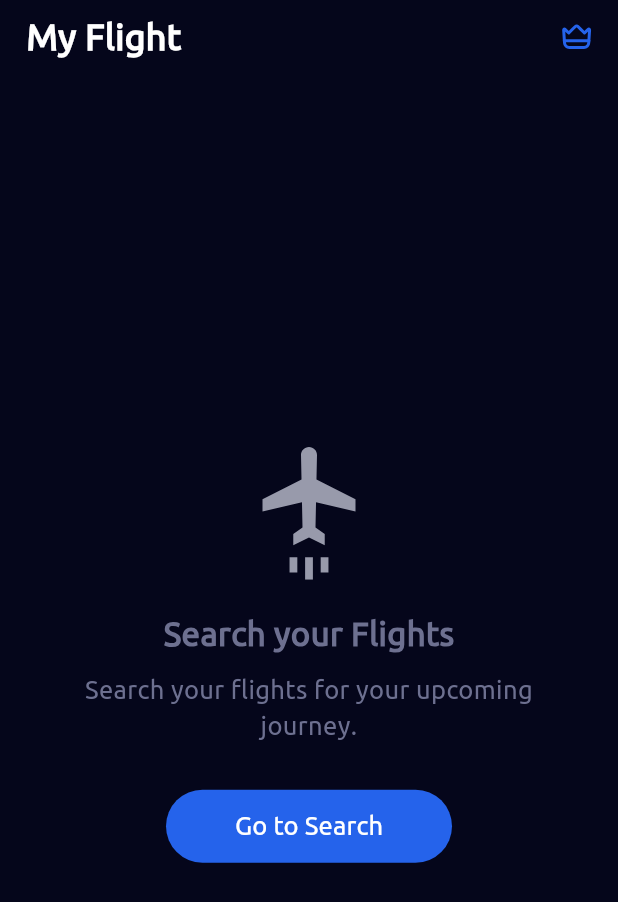
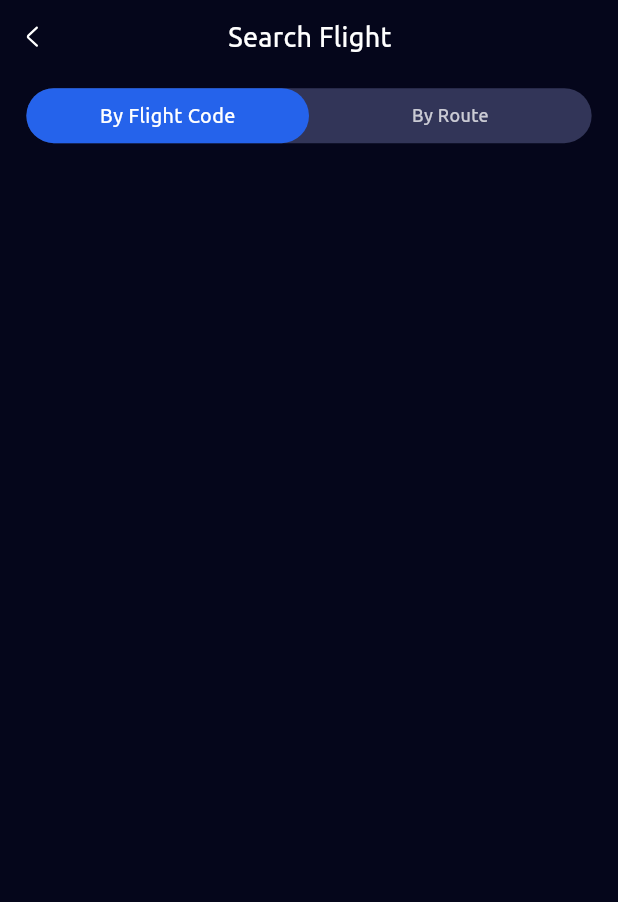
Before and after one commit to s0urav-hald3r/live_flight_tracker, a Flutter app: the MyFlightsView screen opened directly, after a tap on "Go to Search", on a phone screen of 412 x 824 dp. Shown: the top 902 px of the screen. Run offline on Flutter 3.47's test engine with Material 3 defaults, Android fonts, the phone set to English and light mode, and no system bars; drawn by our look-alikes of animated_toggle_switch; our stand-ins replace dio, flutter_advanced_switch, flutter_native_splash, flutter_svg, get, get_storage and 2 more; missing offline and left inert: fadingpageview, purchases_flutter; accounts and stored records are empty.

Commit message:
search flight toggle button added

```diff
--- /dev/null
+++ b/lib/components/search_toggle.dart
@@ -0,0 +1,62 @@
+import 'package:animated_toggle_switch/animated_toggle_switch.dart';
+import 'package:flutter/material.dart';
+import 'package:get/get.dart';
+import 'package:live_flight_tracker/config/colors.dart';
+import 'package:live_flight_tracker/controllers/home_controller.dart';
+import 'package:live_flight_tracker/utils/extension.dart';
+
+class SearchToggle extends StatelessWidget {
+  const SearchToggle({super.key});
+
+  @override
+  Widget build(BuildContext context) {
+    final controller = HomeController.instance;
+
+    return Obx(() {
+      return AnimatedToggleSwitch<int>.size(
+        textDirection: TextDirection.rtl,
+        current: controller.searchToggleIndex,
+        values: const [0, 1],
+        iconOpacity: .75,
+        selectedIconScale: 1.1,
+        height: 40.h,
+        indicatorSize:
+            Size.fromWidth((MediaQuery.of(context).size.width - 32.w) / 2),
+        iconBuilder: (index) {
+          return [
+            const Text(
+              'By Flight Code',
+              style: TextStyle(
+                fontWeight: FontWeight.w500,
+                fontSize: 12,
+                color: whiteColor,
+              ),
+            ),
+            const Text(
+              'By Route',
+              style: TextStyle(
+                fontWeight: FontWeight.w500,
+                fontSize: 12,
+                color: whiteColor,
+              ),
+            ),
+          ][index];
+        },
+        iconAnimationType: AnimationType.onHover,
+        style: ToggleStyle(
+          borderColor: Colors.transparent,
+          borderRadius: BorderRadius.circular(40.0),
+        ),
+        styleBuilder: (i) {
+          return const ToggleStyle(
+            indicatorColor: primaryColor,
+            backgroundColor: Color(0xFF323558),
+          );
+        },
+        onChanged: (i) {
+          controller.searchToggleIndex = i;
+        },
+      );
+    });
+  }
+}
--- a/lib/controllers/home_controller.dart
+++ b/lib/controllers/home_controller.dart
@@ -57,6 +57,7 @@ class HomeController extends GetxController {
   final RxInt _onboardingIndex = 0.obs;
   final RxInt _homeIndex = 0.obs;
   final RxInt _selectedPlaneIndex = 0.obs;
+  final RxInt _searchToggleIndex = 0.obs;
   final Rx<Plan> _selectedPlan = Plan.WEEKLY.obs;
   final Rx<Speed> _selectedSpeed = Speed.KPH.obs;
   final Rx<Distance> _selectedDistance = Distance.KM.obs;
@@ -67,6 +68,7 @@ class HomeController extends GetxController {
   int get onboardingIndex => _onboardingIndex.value;
   int get homeIndex => _homeIndex.value;
   int get selectedPlaneIndex => _selectedPlaneIndex.value;
+  int get searchToggleIndex => _searchToggleIndex.value;
   Plan get selectedPlan => _selectedPlan.value;
   Speed get selectedSpeed => _selectedSpeed.value;
   Distance get selectedDistance => _selectedDistance.value;
@@ -77,6 +79,7 @@ class HomeController extends GetxController {
   set onboardingIndex(value) => _onboardingIndex.value = value;
   set homeIndex(value) => _homeIndex.value = value;
   set selectedPlaneIndex(value) => _selectedPlaneIndex.value = value;
+  set searchToggleIndex(value) => _searchToggleIndex.value = value;
   set selectedPlan(value) => _selectedPlan.value = value;
   set selectedSpeed(value) => _selectedSpeed.value = value;
   set selectedDistance(value) => _selectedDistance.value = value;
--- a/lib/views/my_flights_view.dart
+++ b/lib/views/my_flights_view.dart
@@ -7,6 +7,7 @@ import 'package:live_flight_tracker/controllers/settings_controller.dart';
 import 'package:live_flight_tracker/services/navigator_key.dart';
 import 'package:live_flight_tracker/utils/extension.dart';
 import 'package:live_flight_tracker/views/premium_view.dart';
+import 'package:live_flight_tracker/views/search_flights_view.dart';
 
 class MyFlightsView extends StatelessWidget {
   const MyFlightsView({super.key});
@@ -88,7 +89,9 @@ class MyFlightsView extends StatelessWidget {
                             color: whiteColor,
                           ),
                         ),
-                        onPressed: () {},
+                        onPressed: () {
+                          NavigatorKey.push(const SearchFlightsView());
+                        },
                       ),
                     ),
                   ]),
--- /dev/null
+++ b/lib/views/search_flights_view.dart
@@ -0,0 +1,53 @@
+import 'package:flutter/material.dart';
+import 'package:flutter_svg/flutter_svg.dart';
+import 'package:live_flight_tracker/components/search_toggle.dart';
+import 'package:live_flight_tracker/config/colors.dart';
+import 'package:live_flight_tracker/config/icons.dart';
+import 'package:live_flight_tracker/services/navigator_key.dart';
+import 'package:live_flight_tracker/utils/extension.dart';
+
+class SearchFlightsView extends StatelessWidget {
+  const SearchFlightsView({super.key});
+
+  @override
+  Widget build(BuildContext context) {
+    return Scaffold(
+      body: SizedBox(
+        width: MediaQuery.of(context).size.width,
+        height: MediaQuery.of(context).size.height,
+        child: Column(children: [
+          Container(
+            padding: EdgeInsets.only(
+              right: 16.w,
+              top: MediaQuery.of(context).padding.top,
+            ),
+            width: MediaQuery.of(context).size.width,
+            height: 48.h + MediaQuery.of(context).padding.top,
+            child: Row(
+                mainAxisAlignment: MainAxisAlignment.spaceBetween,
+                children: [
+                  InkWell(
+                    onTap: () => NavigatorKey.pop(),
+                    child: Padding(
+                      padding: EdgeInsets.only(left: 16.w),
+                      child: SvgPicture.asset(leftArrow),
+                    ),
+                  ),
+                  const Text(
+                    'Search Flight',
+                    style: TextStyle(
+                      fontWeight: FontWeight.w500,
+                      fontSize: 18,
+                      color: whiteColor,
+                    ),
+                  ),
+                  const Text('  '),
+                ]),
+          ),
+          SizedBox(height: 8.h),
+          const SearchToggle()
+        ]),
+      ),
+    );
+  }
+}
--- a/pubspec.yaml
+++ b/pubspec.yaml
@@ -47,6 +47,7 @@ dependencies:
   flutter_svg: ^2.0.16
   fadingpageview: ^1.0.0
   flutter_advanced_switch: ^3.1.0
+  animated_toggle_switch: ^0.8.3
 
 dev_dependencies:
   flutter_test:
```
Also changed, not shown: pubspec.lock.
